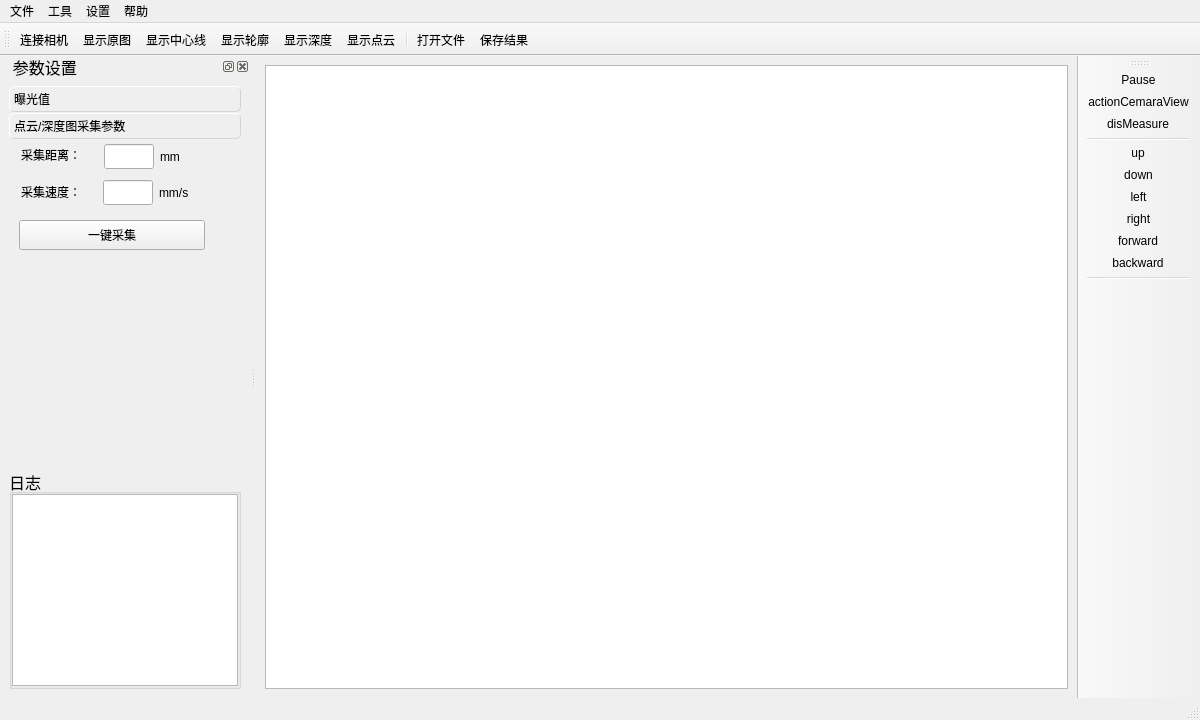
Qt form mainwindow.ui (WY-Huang/Laser-Scanning) before a commit.
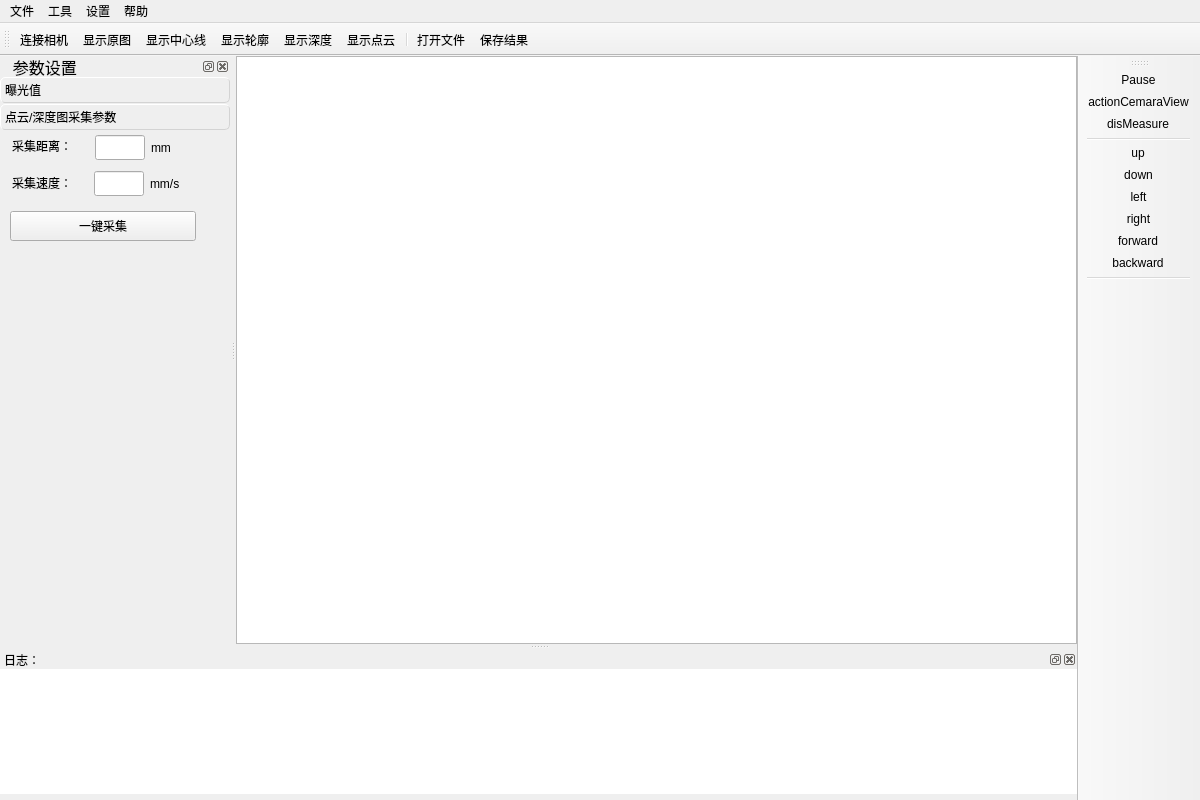
The same form after that commit. Icons and pictures are not drawn. Custom widgets are drawn as their Qt base class.

Commit message: log dockWidget mod

Patch:
```diff
--- a/mainwindow.ui
+++ b/mainwindow.ui
@@ -7,13 +7,13 @@
     <x>0</x>
     <y>0</y>
     <width>1200</width>
-    <height>720</height>
+    <height>800</height>
    </rect>
   </property>
   <property name="minimumSize">
    <size>
     <width>1200</width>
-    <height>720</height>
+    <height>800</height>
    </size>
   </property>
   <property name="baseSize">
@@ -26,8 +26,20 @@
    <string>MainWindow</string>
   </property>
   <widget class="QWidget" name="centralwidget">
-   <layout class="QVBoxLayout" name="verticalLayout">
-    <item>
+   <layout class="QGridLayout" name="gridLayout_5">
+    <property name="leftMargin">
+     <number>0</number>
+    </property>
+    <property name="topMargin">
+     <number>0</number>
+    </property>
+    <property name="rightMargin">
+     <number>0</number>
+    </property>
+    <property name="bottomMargin">
+     <number>0</number>
+    </property>
+    <item row="0" column="0">
      <widget class="QStackedWidget" name="stackedWidget">
       <property name="currentIndex">
        <number>2</number>
@@ -142,7 +154,6 @@
    <addaction name="menu_3"/>
    <addaction name="menu_4"/>
   </widget>
-  <widget class="QStatusBar" name="statusbar"/>
   <widget class="QToolBar" name="toolBar">
    <property name="windowTitle">
     <string>工具栏</string>
@@ -175,13 +186,13 @@
    </property>
    <property name="minimumSize">
     <size>
-     <width>211</width>
+     <width>230</width>
      <height>369</height>
     </size>
    </property>
    <property name="maximumSize">
     <size>
-     <width>250</width>
+     <width>300</width>
      <height>524287</height>
     </size>
    </property>
@@ -205,7 +216,19 @@
     <number>1</number>
    </attribute>
    <widget class="QWidget" name="dockWidgetContents">
-    <layout class="QVBoxLayout" name="verticalLayout_3" stretch="1,0">
+    <layout class="QVBoxLayout" name="verticalLayout" stretch="0,1">
+     <property name="leftMargin">
+      <number>0</number>
+     </property>
+     <property name="topMargin">
+      <number>0</number>
+     </property>
+     <property name="rightMargin">
+      <number>0</number>
+     </property>
+     <property name="bottomMargin">
+      <number>0</number>
+     </property>
      <item>
       <widget class="QToolBox" name="toolBox">
        <property name="minimumSize">
@@ -308,8 +331,8 @@
          <rect>
           <x>0</x>
           <y>0</y>
-          <width>232</width>
-          <height>281</height>
+          <width>230</width>
+          <height>148</height>
          </rect>
         </property>
         <attribute name="icon">
@@ -500,28 +523,17 @@
       </widget>
      </item>
      <item>
-      <widget class="QGroupBox" name="groupBox">
-       <property name="title">
-        <string>日志</string>
+      <spacer name="verticalSpacer">
+       <property name="orientation">
+        <enum>Qt::Vertical</enum>
        </property>
-       <layout class="QVBoxLayout" name="verticalLayout_2">
-        <property name="leftMargin">
-         <number>0</number>
-        </property>
-        <property name="topMargin">
-         <number>0</number>
-        </property>
-        <property name="rightMargin">
-         <number>0</number>
-        </property>
-        <property name="bottomMargin">
-         <number>0</number>
-        </property>
-        <item>
-         <widget class="QTextBrowser" name="textBrowser"/>
-        </item>
-       </layout>
-      </widget>
+       <property name="sizeHint" stdset="0">
+        <size>
+         <width>20</width>
+         <height>296</height>
+        </size>
+       </property>
+      </spacer>
      </item>
     </layout>
    </widget>
@@ -548,6 +560,73 @@
    <addaction name="actionbackward"/>
    <addaction name="separator"/>
   </widget>
+  <widget class="QDockWidget" name="dockWidget_log">
+   <property name="sizePolicy">
+    <sizepolicy hsizetype="Preferred" vsizetype="Preferred">
+     <horstretch>0</horstretch>
+     <verstretch>0</verstretch>
+    </sizepolicy>
+   </property>
+   <property name="minimumSize">
+    <size>
+     <width>68</width>
+     <height>93</height>
+    </size>
+   </property>
+   <property name="maximumSize">
+    <size>
+     <width>524287</width>
+     <height>150</height>
+    </size>
+   </property>
+   <property name="baseSize">
+    <size>
+     <width>0</width>
+     <height>50</height>
+    </size>
+   </property>
+   <property name="autoFillBackground">
+    <bool>true</bool>
+   </property>
+   <property name="windowTitle">
+    <string>日志：</string>
+   </property>
+   <attribute name="dockWidgetArea">
+    <number>8</number>
+   </attribute>
+   <widget class="QWidget" name="dockWidgetContents_log">
+    <layout class="QGridLayout" name="gridLayout_4">
+     <property name="leftMargin">
+      <number>0</number>
+     </property>
+     <property name="topMargin">
+      <number>0</number>
+     </property>
+     <property name="rightMargin">
+      <number>0</number>
+     </property>
+     <property name="bottomMargin">
+      <number>6</number>
+     </property>
+     <property name="spacing">
+      <number>0</number>
+     </property>
+     <item row="0" column="0">
+      <widget class="QTextBrowser" name="textBrowser">
+       <property name="frameShape">
+        <enum>QFrame::NoFrame</enum>
+       </property>
+       <property name="frameShadow">
+        <enum>QFrame::Sunken</enum>
+       </property>
+       <property name="lineWidth">
+        <number>0</number>
+       </property>
+      </widget>
+     </item>
+    </layout>
+   </widget>
+  </widget>
   <action name="connectCam">
    <property name="icon">
     <iconset>
```
Left out of the diff: 4 changed lines with no effect on the pictures. The commit also changes 2 other files.
